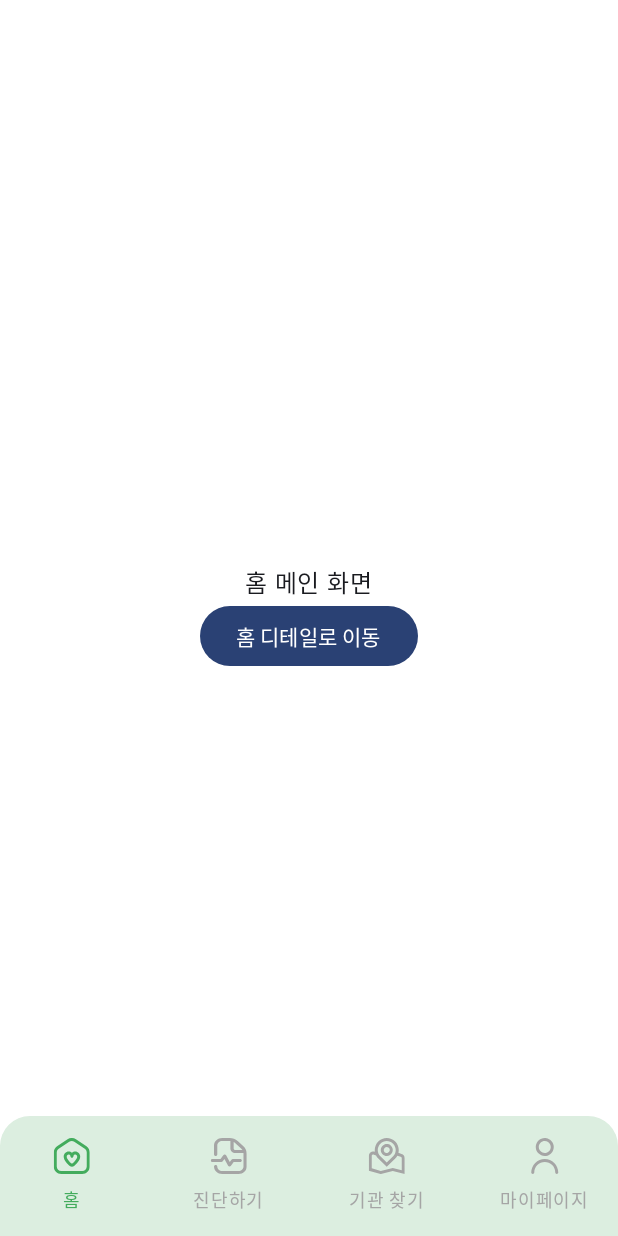
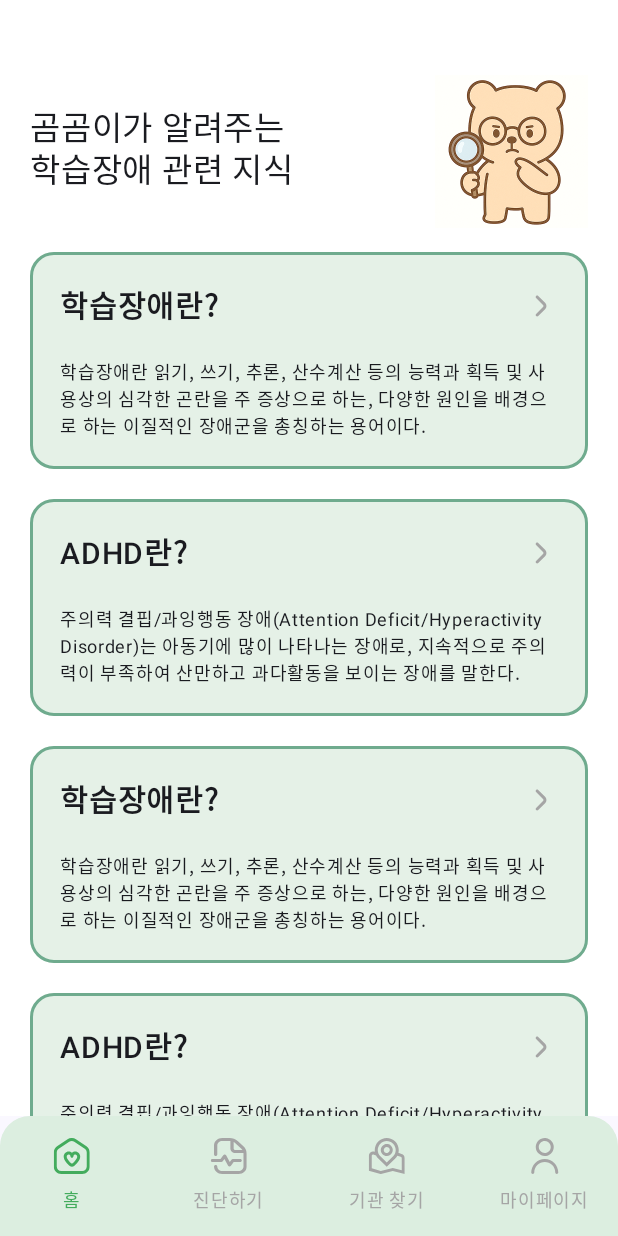
Before and after one commit to Team-Gomgomee/Gomgomee-Android, an Android app built with Jetpack Compose: the HomeScreen screen opened through its navigation route, on a phone screen of 412 x 824 dp. Run offline under Robolectric (Android 15) with nearby library versions, the phone set to English and light mode, and no system bars.

Commit message:
#4 [feat] : 홈 뷰 구현

```diff
--- /dev/null
+++ b/app/src/main/java/com/konkuk/gomgomee/data/HomeCardData.kt
@@ -0,0 +1,6 @@
+package com.konkuk.gomgomee.data
+
+data class HomeCardData(
+    val cardTitle: String,
+    val cardDescription: String
+)
--- a/app/src/main/java/com/konkuk/gomgomee/presentation/home/HomeScreen.kt
+++ b/app/src/main/java/com/konkuk/gomgomee/presentation/home/HomeScreen.kt
@@ -1,39 +1,86 @@
 package com.konkuk.gomgomee.presentation.home
 
+import androidx.compose.foundation.Image
 import androidx.compose.foundation.background
 import androidx.compose.foundation.layout.Arrangement
 import androidx.compose.foundation.layout.Column
+import androidx.compose.foundation.layout.Row
+import androidx.compose.foundation.layout.Spacer
 import androidx.compose.foundation.layout.fillMaxSize
-import androidx.compose.material3.Button
+import androidx.compose.foundation.layout.fillMaxWidth
+import androidx.compose.foundation.layout.height
+import androidx.compose.foundation.layout.padding
+import androidx.compose.foundation.layout.size
+import androidx.compose.foundation.lazy.LazyColumn
+import androidx.compose.foundation.lazy.items
 import androidx.compose.material3.Text
 import androidx.compose.runtime.Composable
-import androidx.compose.ui.Alignment
 import androidx.compose.ui.Modifier
+import androidx.compose.ui.res.painterResource
+import androidx.compose.ui.text.font.FontWeight
+import androidx.compose.ui.tooling.preview.Preview
+import androidx.compose.ui.unit.dp
+import androidx.compose.ui.unit.sp
+import com.konkuk.gomgomee.R
+import com.konkuk.gomgomee.data.HomeCardData
+import com.konkuk.gomgomee.presentation.home.component.HomeCardItem
 import com.konkuk.gomgomee.ui.theme.White
 
 @Composable
 fun HomeScreen(
-    modifier: Modifier = Modifier,
-    onNavigateToHomeDetail: () -> Unit
+    modifier: Modifier = Modifier
 ) {
+    val homeCardItems = listOf(
+        HomeCardData("학습장애란?", "학습장애란 읽기, 쓰기, 추론, 산수계산 등의 능력과 획득 및 사용상의 심각한 곤란을 주 증상으로 하는, 다양한 원인을 배경으로 하는 이질적인 장애군을 총칭하는 용어이다."),
+        HomeCardData("ADHD란?", "주의력 결핍/과잉행동 장애(Attention Deficit/Hyperactivity Disorder)는 아동기에 많이 나타나는 장애로, 지속적으로 주의력이 부족하여 산만하고 과다활동을 보이는 장애를 말한다."),
+        HomeCardData("학습장애란?", "학습장애란 읽기, 쓰기, 추론, 산수계산 등의 능력과 획득 및 사용상의 심각한 곤란을 주 증상으로 하는, 다양한 원인을 배경으로 하는 이질적인 장애군을 총칭하는 용어이다."),
+        HomeCardData("ADHD란?", "주의력 결핍/과잉행동 장애(Attention Deficit/Hyperactivity Disorder)는 아동기에 많이 나타나는 장애로, 지속적으로 주의력이 부족하여 산만하고 과다활동을 보이는 장애를 말한다.")
+    )
+
     Column(
         modifier = modifier
             .fillMaxSize()
-            .background(White),
-        horizontalAlignment = Alignment.CenterHorizontally,
-        verticalArrangement = Arrangement.Center
+            .background(White)
+            .padding(start = 20.dp, end = 20.dp, top = 50.dp)
     ) {
-        Text(
-            text = "홈 메인 화면"
-        )
-        Button(
-            onClick = {
-                onNavigateToHomeDetail()
-            }
+        Row(
+            modifier = Modifier
+                .fillMaxWidth(),
+            horizontalArrangement = Arrangement.SpaceBetween
         ) {
             Text(
-                text = "홈 디테일로 이동"
+                text = "곰곰이가 알려주는\n학습장애 관련 지식",
+                fontSize = 22.sp,
+                lineHeight = 28.sp,
+                fontWeight = FontWeight.Medium,
+                modifier = Modifier.padding(top = 18.dp)
             )
+
+            Image(
+                painter = painterResource(R.drawable.ic_home_gomgomee),
+                contentDescription = "home gomgomee image",
+                modifier = Modifier.size(102.dp)
+            )
+        }
+
+        Spacer(modifier = Modifier.height(16.dp))
+
+        LazyColumn(
+            modifier = Modifier.weight(1f)
+        ) {
+            items(homeCardItems) { card ->
+                HomeCardItem(
+                    cardTitle = card.cardTitle,
+                    cardDescription = card.cardDescription
+                )
+                Spacer(modifier = Modifier.height(20.dp))
+            }
         }
     }
 }
+
+@Preview
+@Composable
+private fun HomeScreenPreview() {
+    HomeScreen()
+}
--- /dev/null
+++ b/app/src/main/java/com/konkuk/gomgomee/presentation/home/component/HomeCardItem.kt
@@ -0,0 +1,77 @@
+package com.konkuk.gomgomee.presentation.home.component
+
+import androidx.compose.foundation.background
+import androidx.compose.foundation.border
+import androidx.compose.foundation.layout.Arrangement
+import androidx.compose.foundation.layout.Box
+import androidx.compose.foundation.layout.Column
+import androidx.compose.foundation.layout.Row
+import androidx.compose.foundation.layout.Spacer
+import androidx.compose.foundation.layout.fillMaxWidth
+import androidx.compose.foundation.layout.height
+import androidx.compose.foundation.layout.padding
+import androidx.compose.foundation.shape.RoundedCornerShape
+import androidx.compose.material3.Icon
+import androidx.compose.material3.Text
+import androidx.compose.runtime.Composable
+import androidx.compose.ui.Modifier
+import androidx.compose.ui.graphics.Color
+import androidx.compose.ui.res.painterResource
+import androidx.compose.ui.text.font.FontWeight
+import androidx.compose.ui.unit.dp
+import androidx.compose.ui.unit.sp
+import com.konkuk.gomgomee.R
+import com.konkuk.gomgomee.ui.theme.Green100
+import com.konkuk.gomgomee.ui.theme.Green400
+
+@Composable
+fun HomeCardItem(
+    cardTitle: String,
+    cardDescription: String,
+    modifier: Modifier = Modifier
+) {
+    Box(
+        modifier = modifier
+            .fillMaxWidth()
+            .background(
+                shape = RoundedCornerShape(16.dp),
+                color = Green100
+            )
+            .border(
+                width = 2.dp,
+                shape = RoundedCornerShape(16.dp),
+                color = Green400
+            )
+            .padding(20.dp)
+    ) {
+        Column {
+            Row(
+                modifier = Modifier
+                    .fillMaxWidth(),
+                horizontalArrangement = Arrangement.SpaceBetween
+            ) {
+                Text(
+                    text = cardTitle,
+                    fontSize = 20.sp,
+                    fontWeight = FontWeight.SemiBold
+                )
+
+                Icon(
+                    painter = painterResource(R.drawable.ic_arrow_right_24),
+                    contentDescription = "right arrow",
+                    tint = Color.Unspecified,
+                    modifier = Modifier.padding(top = 4.dp)
+                )
+            }
+
+            Spacer(modifier = Modifier.height(20.dp))
+
+            Text(
+                text = cardDescription,
+                fontSize = 12.sp,
+                fontWeight = FontWeight.Normal,
+                lineHeight = 18.sp
+            )
+        }
+    }
+}
--- a/app/src/main/java/com/konkuk/gomgomee/presentation/navigation/GomgomeeNavGraph.kt
+++ b/app/src/main/java/com/konkuk/gomgomee/presentation/navigation/GomgomeeNavGraph.kt
@@ -21,7 +21,7 @@ fun GomgomeeNavGraph(
 ) {
     NavHost(
         navController = navController,
-        startDestination = Route.Splash.route
+        startDestination = Route.Home.route
     ) {
         composable(route = Route.Splash.route) {
             SplashScreen(
@@ -53,22 +53,26 @@ fun GomgomeeNavGraph(
 
         composable(route = Route.Home.route) {
             HomeScreen(
-                onNavigateToHomeDetail = {
-                    navController.navigate(Route.HomeDetail.route)
-                }
+                modifier = modifier
             )
         }
 
         composable(route = Route.Diagnosis.route) {
-            DiagnosisScreen()
+            DiagnosisScreen(
+                modifier = modifier
+            )
         }
 
         composable(route = Route.FindCare.route) {
-            FindCareScreen()
+            FindCareScreen(
+                modifier = modifier
+            )
         }
 
         composable(route = Route.MyPage.route) {
-            MyPageScreen()
+            MyPageScreen(
+                modifier = modifier
+            )
         }
 
         composable(route = Route.HomeDetail.route) {
--- /dev/null
+++ b/app/src/main/res/drawable/ic_arrow_right_24.xml
@@ -0,0 +1,9 @@
+<vector xmlns:android="http://schemas.android.com/apk/res/android"
+    android:width="24dp"
+    android:height="24dp"
+    android:viewportWidth="24"
+    android:viewportHeight="24">
+  <path
+      android:pathData="M15.4,9.88L10.81,5.29C10.623,5.104 10.37,4.999 10.105,4.999C9.841,4.999 9.588,5.104 9.4,5.29C9.307,5.383 9.232,5.493 9.181,5.615C9.131,5.737 9.104,5.868 9.104,6C9.104,6.132 9.131,6.263 9.181,6.384C9.232,6.506 9.307,6.617 9.4,6.71L14,11.29C14.094,11.383 14.168,11.493 14.219,11.615C14.27,11.737 14.296,11.868 14.296,12C14.296,12.132 14.27,12.262 14.219,12.384C14.168,12.506 14.094,12.617 14,12.71L9.4,17.29C9.212,17.477 9.106,17.731 9.105,17.996C9.104,18.262 9.208,18.517 9.395,18.705C9.582,18.893 9.836,18.999 10.102,19C10.367,19.001 10.622,18.897 10.81,18.71L15.4,14.12C15.962,13.557 16.278,12.795 16.278,12C16.278,11.205 15.962,10.442 15.4,9.88Z"
+      android:fillColor="#A5A5A5"/>
+</vector>
```
Also changed, not shown: app/src/main/res/drawable/ic_home_gomgomee.png (added).
